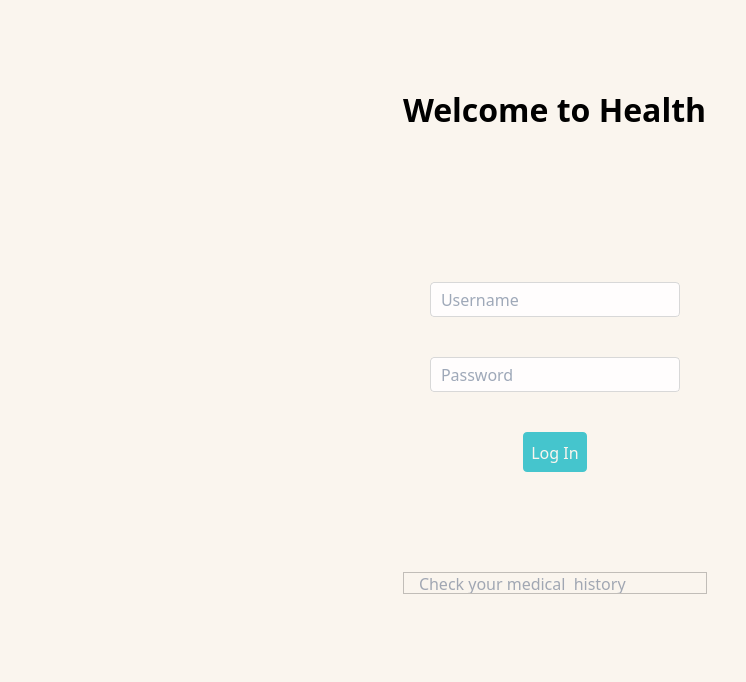
This is loginPage.ui in Oizys13/Chat-app as Qt 5 draws it before an edit. The edited form follows.
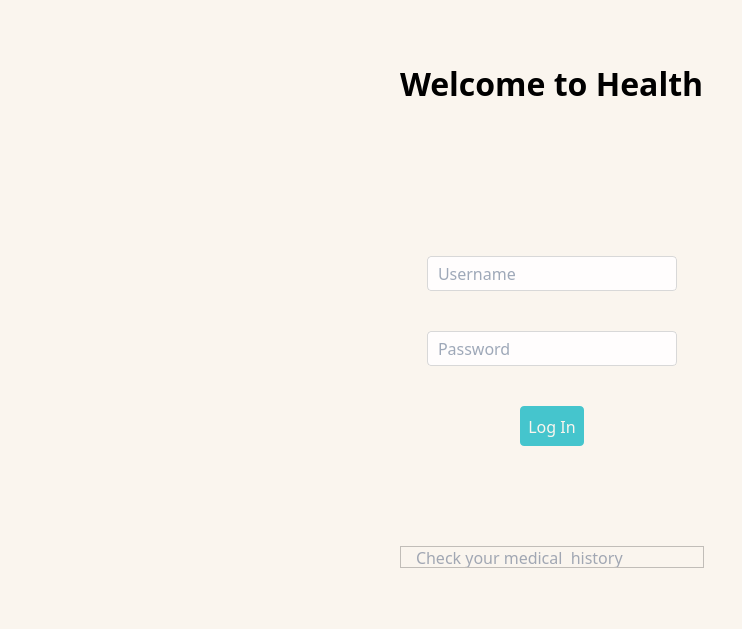
This is the edited form. Icons and pictures are not drawn.

Diff of the .ui file:
```diff
--- a/loginPage.ui
+++ b/loginPage.ui
@@ -6,8 +6,8 @@
    <rect>
     <x>0</x>
     <y>0</y>
-    <width>746</width>
-    <height>682</height>
+    <width>742</width>
+    <height>629</height>
    </rect>
   </property>
   <property name="windowTitle">
```
Left out of the diff: 4 changed lines with no effect on the pictures.
